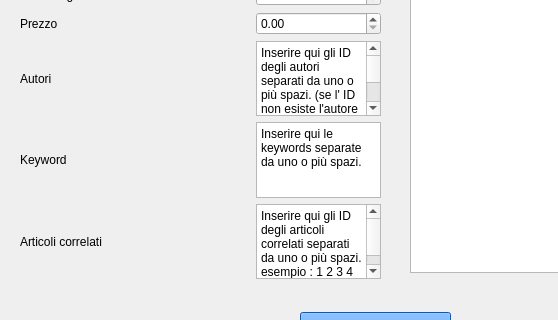
Old version of the form mainwindow.ui in the repository FranckRedery/PROGETTO_PO; both pictures show x 0 to 558 and y 178 to 498 of the 800 by 600 pixel window.
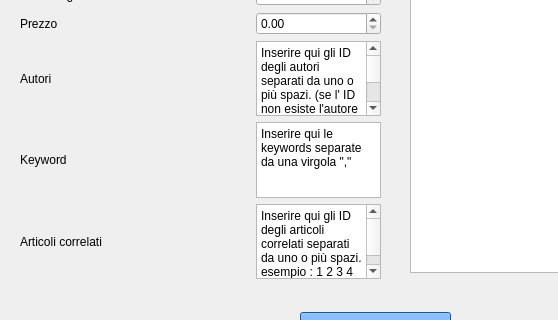
New version of the form.

The edit to the form file:
```diff
--- a/mainwindow.ui
+++ b/mainwindow.ui
@@ -683,7 +683,7 @@
        <item row="6" column="1">
         <widget class="QPlainTextEdit" name="plaintext_keyword_di_articolo">
          <property name="plainText">
-          <string>Inserire qui le keywords separate da uno o più spazi.
+          <string>Inserire qui le keywords separate da una virgola &quot;,&quot; 
 </string>
          </property>
         </widget>
```
Left out of the diff: 2 changed lines with no effect on the pictures.
